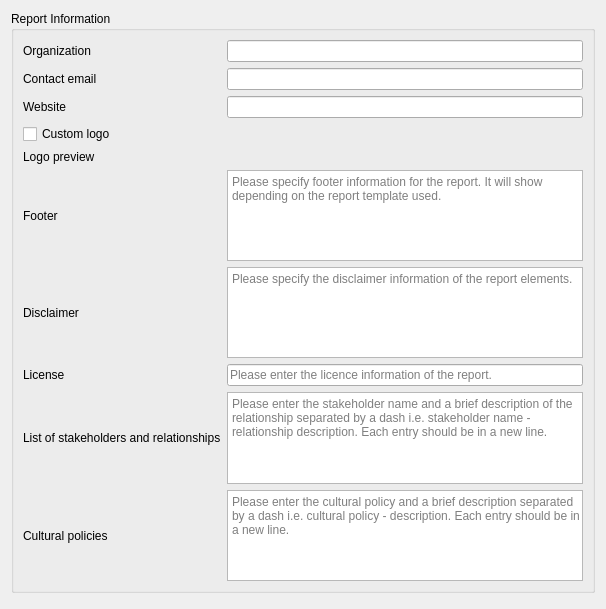
Above: src/cplus_plugin/ui/report_settings.ui from ConservationInternational/cplus-plugin before the change. Below: the same form after it.
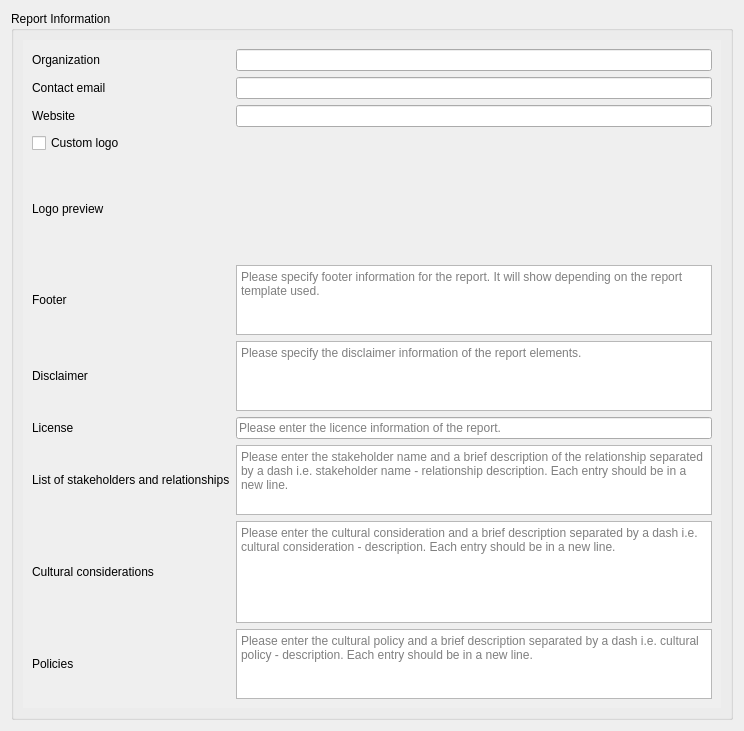
That is the form after the change. Custom widgets are drawn as their Qt base class.

Commit message: Re-include cultural considerations.

```diff
--- a/src/cplus_plugin/ui/report_settings.ui
+++ b/src/cplus_plugin/ui/report_settings.ui
@@ -6,8 +6,8 @@
    <rect>
     <x>0</x>
     <y>0</y>
-    <width>606</width>
-    <height>609</height>
+    <width>744</width>
+    <height>731</height>
    </rect>
   </property>
   <property name="windowTitle">
@@ -19,75 +19,123 @@
      <property name="title">
       <string>Report Information</string>
      </property>
+     <layout class="QGridLayout" name="gridLayout_2">
+      <item row="0" column="0">
+       <widget class="QScrollArea" name="scrollArea">
+        <property name="frameShape">
+         <enum>QFrame::NoFrame</enum>
+        </property>
+        <property name="lineWidth">
+         <number>0</number>
+        </property>
+        <property name="widgetResizable">
+         <bool>true</bool>
+        </property>
+        <widget class="QWidget" name="scrollAreaWidgetContents">
+         <property name="geometry">
+          <rect>
+           <x>0</x>
+           <y>0</y>
+           <width>706</width>
+           <height>680</height>
+          </rect>
+         </property>
      <layout class="QGridLayout" name="gridLayout">
-      <item row="1" column="2">
+          <item row="0" column="0">
+           <widget class="QLabel" name="lbl_org">
+            <property name="text">
+             <string>Organization</string>
+            </property>
+           </widget>
+          </item>
+          <item row="0" column="1">
+           <widget class="QLineEdit" name="txt_organization"/>
+          </item>
+          <item row="1" column="0">
+           <widget class="QLabel" name="lbl_email">
+            <property name="text">
+             <string>Contact email</string>
+            </property>
+           </widget>
+          </item>
+          <item row="1" column="1">
        <widget class="QLineEdit" name="txt_email"/>
       </item>
-      <item row="6" column="0">
+          <item row="2" column="0">
+           <widget class="QLabel" name="lbl_website">
+            <property name="text">
+             <string>Website</string>
+            </property>
+           </widget>
+          </item>
+          <item row="2" column="1">
+           <widget class="QLineEdit" name="txt_website"/>
+          </item>
+          <item row="3" column="0">
+           <widget class="QCheckBox" name="cb_custom_logo">
+            <property name="text">
+             <string>Custom logo</string>
+            </property>
+           </widget>
+          </item>
+          <item row="3" column="1">
+           <widget class="QgsFileWidget" name="logo_file">
+            <property name="storageMode">
+             <enum>QgsFileWidget::GetFile</enum>
+            </property>
+           </widget>
+          </item>
+          <item row="4" column="0">
        <widget class="QLabel" name="lbl_logo_preview">
         <property name="text">
          <string>Logo preview</string>
         </property>
        </widget>
       </item>
-      <item row="13" column="0">
-       <widget class="QLabel" name="label">
-        <property name="text">
-         <string>List of stakeholders and relationships</string>
-        </property>
-        <property name="wordWrap">
-         <bool>false</bool>
-        </property>
-       </widget>
-      </item>
-      <item row="4" column="2">
-       <widget class="QLineEdit" name="txt_website"/>
-      </item>
-      <item row="14" column="2">
-       <widget class="QPlainTextEdit" name="txt_policies">
-        <property name="maximumSize">
+          <item row="4" column="1">
+           <widget class="QLabel" name="lbl_logo_image">
+            <property name="minimumSize">
          <size>
-          <width>16777215</width>
+              <width>0</width>
           <height>100</height>
          </size>
         </property>
-        <property name="placeholderText">
-         <string>Please enter the cultural policy and a brief description separated by a dash i.e. cultural policy - description. Each entry should be in a new line.</string>
-        </property>
-       </widget>
-      </item>
-      <item row="12" column="0">
-       <widget class="QLabel" name="lbl_license">
         <property name="text">
-         <string>License</string>
+             <string/>
         </property>
        </widget>
       </item>
-      <item row="8" column="0">
+          <item row="5" column="0">
        <widget class="QLabel" name="lbl_footer">
         <property name="text">
          <string>Footer</string>
         </property>
        </widget>
       </item>
-      <item row="10" column="0">
+          <item row="5" column="1">
+           <widget class="QPlainTextEdit" name="txt_footer">
+            <property name="maximumSize">
+             <size>
+              <width>16777215</width>
+              <height>100</height>
+             </size>
+            </property>
+            <property name="verticalScrollBarPolicy">
+             <enum>Qt::ScrollBarAlwaysOff</enum>
+            </property>
+            <property name="placeholderText">
+             <string>Please specify footer information for the report. It will show depending on the report template used.</string>
+            </property>
+           </widget>
+          </item>
+          <item row="6" column="0">
        <widget class="QLabel" name="lbl_disclaimer">
         <property name="text">
          <string>Disclaimer</string>
         </property>
        </widget>
       </item>
-      <item row="0" column="2">
-       <widget class="QLineEdit" name="txt_organization"/>
-      </item>
-      <item row="5" column="2">
-       <widget class="QgsFileWidget" name="logo_file">
-        <property name="storageMode">
-         <enum>QgsFileWidget::GetFile</enum>
-        </property>
-       </widget>
-      </item>
-      <item row="10" column="2">
+          <item row="6" column="1">
        <widget class="QPlainTextEdit" name="txt_disclaimer">
         <property name="maximumSize">
          <size>
@@ -103,56 +151,31 @@
         </property>
        </widget>
       </item>
-      <item row="4" column="0">
-       <widget class="QLabel" name="lbl_website">
+          <item row="7" column="0">
+           <widget class="QLabel" name="lbl_license">
         <property name="text">
-         <string>Website</string>
+             <string>License</string>
         </property>
        </widget>
       </item>
-      <item row="12" column="2">
+          <item row="7" column="1">
        <widget class="QLineEdit" name="txt_license">
         <property name="placeholderText">
          <string>Please enter the licence information of the report.</string>
         </property>
        </widget>
       </item>
-      <item row="5" column="0">
-       <widget class="QCheckBox" name="cb_custom_logo">
+          <item row="8" column="0">
+           <widget class="QLabel" name="label">
         <property name="text">
-         <string>Custom logo</string>
-        </property>
-       </widget>
-      </item>
-      <item row="0" column="0">
-       <widget class="QLabel" name="lbl_org">
-        <property name="text">
-         <string>Organization</string>
+             <string>List of stakeholders and relationships</string>
+            </property>
+            <property name="wordWrap">
+             <bool>false</bool>
         </property>
        </widget>
       </item>
-      <item row="1" column="0">
-       <widget class="QLabel" name="lbl_email">
-        <property name="text">
-         <string>Contact email</string>
-        </property>
-       </widget>
-      </item>
-      <item row="14" column="0">
-       <widget class="QLabel" name="label_3">
-        <property name="text">
-         <string>Cultural policies</string>
-        </property>
-       </widget>
-      </item>
-      <item row="6" column="2">
-       <widget class="QLabel" name="lbl_logo_image">
-        <property name="text">
-         <string/>
-        </property>
-       </widget>
-      </item>
-      <item row="13" column="2">
+          <item row="8" column="1">
        <widget class="QPlainTextEdit" name="txt_stakeholders">
         <property name="maximumSize">
          <size>
@@ -165,37 +188,46 @@
         </property>
        </widget>
       </item>
-      <item row="8" column="2">
-       <widget class="QPlainTextEdit" name="txt_footer">
+          <item row="9" column="0">
+           <widget class="QLabel" name="label_2">
+            <property name="text">
+             <string>Cultural considerations</string>
+            </property>
+           </widget>
+          </item>
+          <item row="9" column="1">
+           <widget class="QPlainTextEdit" name="txt_cultural_considerations">
+            <property name="placeholderText">
+             <string>Please enter the cultural consideration and a brief description separated by a dash i.e. cultural consideration - description. Each entry should be in a new line.</string>
+            </property>
+           </widget>
+          </item>
+          <item row="10" column="0">
+           <widget class="QLabel" name="label_3">
+            <property name="text">
+             <string>Policies</string>
+            </property>
+           </widget>
+          </item>
+          <item row="10" column="1">
+           <widget class="QPlainTextEdit" name="txt_policies">
         <property name="maximumSize">
          <size>
           <width>16777215</width>
           <height>100</height>
          </size>
         </property>
-        <property name="verticalScrollBarPolicy">
-         <enum>Qt::ScrollBarAlwaysOff</enum>
-        </property>
         <property name="placeholderText">
-         <string>Please specify footer information for the report. It will show depending on the report template used.</string>
+             <string>Please enter the cultural policy and a brief description separated by a dash i.e. cultural policy - description. Each entry should be in a new line.</string>
         </property>
        </widget>
       </item>
      </layout>
     </widget>
-   </item>
-   <item>
-    <spacer name="verticalSpacer">
-     <property name="orientation">
-      <enum>Qt::Vertical</enum>
-     </property>
-     <property name="sizeHint" stdset="0">
-      <size>
-       <width>20</width>
-       <height>40</height>
-      </size>
-     </property>
-    </spacer>
+       </widget>
+      </item>
+     </layout>
+    </widget>
    </item>
   </layout>
  </widget>
```
Lines whose indentation alone changed are shown as unchanged. The commit also changes 4 other files.
